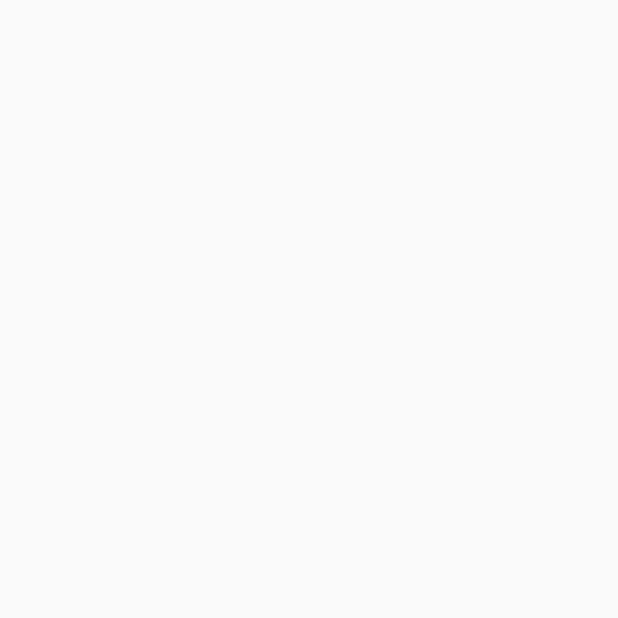
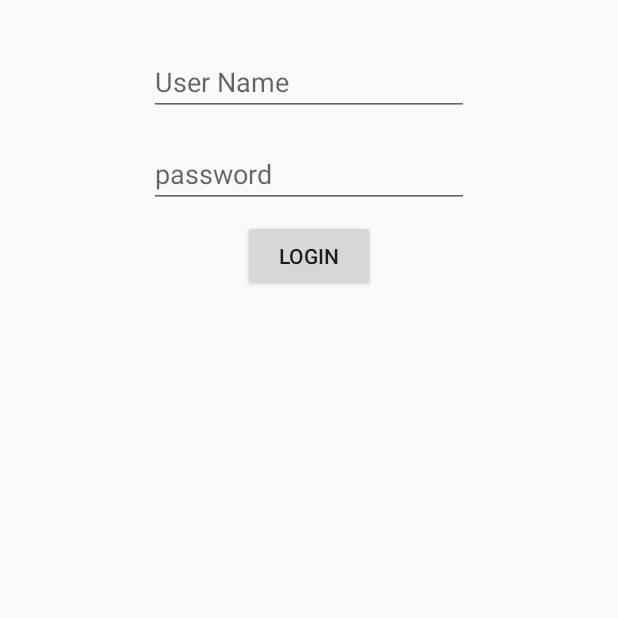
Before and after one commit to ptcmobilevnhub/PlaygroundKotlin, an Android app: the LoginScreenFragment screen opened through its navigation route, on a phone screen of 412 x 824 dp, the top half of it. Before the commit the part shown is empty. Run offline under Robolectric (Android 15) with nearby library versions, the phone set to English and light mode, and no system bars.

Commit message:
Login : add simple UI login

```diff
--- a/app/src/main/java/com/android/kotlin/example/ui/LoginScreenFragment.kt
+++ b/app/src/main/java/com/android/kotlin/example/ui/LoginScreenFragment.kt
@@ -2,7 +2,10 @@ package com.android.kotlin.example.ui
 
 import android.os.Bundle
 import android.view.View
+import android.widget.Toast
+import androidx.navigation.Navigation
 import com.android.kotlin.example.R
+import kotlinx.android.synthetic.main.login_screen_fragment.*
 
 /**
  * Created by Vinh.Tran on 8/3/18.
@@ -13,5 +16,19 @@ class LoginScreenFragment : BaseFragment() {
 
     override fun onViewCreated(view: View, savedInstanceState: Bundle?) {
         super.onViewCreated(view, savedInstanceState)
+
+        btn_go_to_login.setOnClickListener { button ->
+            val userName = edt_username.text.toString().trim()
+            val pwd = edt_password.text.toString().trim()
+
+            if(userName.equals("pyco", true) && pwd.equals("123")){
+                // go to home screen
+                Navigation.findNavController(button).navigate(R.id.homeScreenFragment)
+            } else {
+                // show error log
+                Toast.makeText(context, "Login failed!", Toast.LENGTH_SHORT).show()
+            }
+        }
+
     }
 }
--- a/app/src/main/java/com/android/kotlin/example/ui/SplashScreenFragment.kt
+++ b/app/src/main/java/com/android/kotlin/example/ui/SplashScreenFragment.kt
@@ -18,8 +18,7 @@ class SplashScreenFragment : BaseFragment() {
     override fun onViewCreated(view: View, savedInstanceState: Bundle?) {
         super.onViewCreated(view, savedInstanceState)
 
-        btn_login.setOnClickListener(Navigation.createNavigateOnClickListener(R.id.goToLogin))
-        btn_home.setOnClickListener(Navigation.createNavigateOnClickListener(R.id.goToHome))
+        btn_go_to_login.setOnClickListener(Navigation.createNavigateOnClickListener(R.id.loginScreenFragment))
     }
 
 }
--- a/app/src/main/res/layout/home_screen_fragment.xml
+++ b/app/src/main/res/layout/home_screen_fragment.xml
@@ -1,7 +1,7 @@
 <?xml version="1.0" encoding="utf-8"?>
-<android.support.design.widget.CoordinatorLayout
+<android.support.constraint.ConstraintLayout
     xmlns:android="http://schemas.android.com/apk/res/android"
     android:layout_width="match_parent"
     android:layout_height="match_parent">
 
-</android.support.design.widget.CoordinatorLayout>
+</android.support.constraint.ConstraintLayout>
--- a/app/src/main/res/layout/login_screen_fragment.xml
+++ b/app/src/main/res/layout/login_screen_fragment.xml
@@ -1,7 +1,50 @@
 <?xml version="1.0" encoding="utf-8"?>
-<android.support.design.widget.CoordinatorLayout
+<android.support.constraint.ConstraintLayout
     xmlns:android="http://schemas.android.com/apk/res/android"
+    xmlns:app="http://schemas.android.com/apk/res-auto"
     android:layout_width="match_parent"
     android:layout_height="match_parent">
 
-</android.support.design.widget.CoordinatorLayout>
+    <EditText
+        android:id="@+id/edt_username"
+        android:layout_width="wrap_content"
+        android:layout_height="wrap_content"
+        android:layout_marginStart="8dp"
+        android:layout_marginTop="32dp"
+        android:layout_marginEnd="8dp"
+        android:ems="10"
+        android:hint="User Name"
+        android:inputType="textPersonName"
+        android:text=""
+        app:layout_constraintEnd_toEndOf="parent"
+        app:layout_constraintStart_toStartOf="parent"
+        app:layout_constraintTop_toTopOf="parent"/>
+
+    <EditText
+        android:id="@+id/edt_password"
+        android:layout_width="wrap_content"
+        android:layout_height="wrap_content"
+        android:layout_marginStart="8dp"
+        android:layout_marginTop="16dp"
+        android:layout_marginEnd="8dp"
+        android:ems="10"
+        android:hint="password"
+        android:inputType="textPassword"
+        app:layout_constraintEnd_toEndOf="parent"
+        app:layout_constraintStart_toStartOf="parent"
+        app:layout_constraintTop_toBottomOf="@+id/edt_username"/>
+
+    <Button
+        android:id="@+id/btn_go_to_login"
+        android:layout_width="wrap_content"
+        android:layout_height="wrap_content"
+        android:layout_marginStart="8dp"
+        android:layout_marginTop="8dp"
+        android:layout_marginEnd="8dp"
+        android:text="Login"
+        app:layout_constraintEnd_toEndOf="parent"
+        app:layout_constraintStart_toStartOf="parent"
+        app:layout_constraintTop_toBottomOf="@+id/edt_password"/>
+
+
+</android.support.constraint.ConstraintLayout>
--- a/app/src/main/res/layout/splash_screen_fragment.xml
+++ b/app/src/main/res/layout/splash_screen_fragment.xml
@@ -26,16 +26,10 @@
         app:layout_constraintTop_toTopOf="parent"
     />
     <Button
-        android:id="@+id/btn_login"
+        android:id="@+id/btn_go_to_login"
         android:layout_width="wrap_content"
         android:layout_height="wrap_content" android:layout_marginTop="16dp"
         android:text="Go To Login" app:layout_constraintEnd_toEndOf="parent" app:layout_constraintStart_toStartOf="parent"
         app:layout_constraintTop_toBottomOf="@+id/textView"/>
-    <Button
-        android:id="@+id/btn_home"
-        android:layout_width="wrap_content"
-        android:layout_height="wrap_content"
-        android:layout_marginTop="16dp" android:text="GO TO HOME"
-        app:layout_constraintEnd_toEndOf="parent" app:layout_constraintStart_toStartOf="parent" app:layout_constraintTop_toBottomOf="@+id/btn_login"/>
 
 </android.support.constraint.ConstraintLayout>
--- a/app/src/main/res/navigation/nav_graph.xml
+++ b/app/src/main/res/navigation/nav_graph.xml
@@ -1,29 +1,39 @@
 <?xml version="1.0" encoding="utf-8"?>
 <navigation
-    android:id="@+id/nav_graph"
     xmlns:android="http://schemas.android.com/apk/res/android"
     xmlns:app="http://schemas.android.com/apk/res-auto"
     xmlns:tools="http://schemas.android.com/tools"
+    android:id="@+id/nav_graph"
     app:startDestination="@id/splashScreenFragment">
 
-    <fragment android:id="@+id/splashScreenFragment"
+    <fragment
+        android:id="@+id/splashScreenFragment"
         android:name="com.android.kotlin.example.ui.SplashScreenFragment"
         android:label="Splash Screen Fragment"
         tools:layout="@layout/splash_screen_fragment">
 
-        <action android:id="@+id/goToLogin" app:destination="@id/loginScreenFragment"
+        <action
+            android:id="@+id/goToLogin"
+            app:destination="@id/loginScreenFragment"
             app:enterAnim="@anim/slide_in_right"
             app:exitAnim="@anim/slide_out_left"
             app:popEnterAnim="@anim/slide_in_left"
             app:popExitAnim="@anim/slide_out_right"/>
 
-        <action android:id="@+id/goToHome" app:destination="@id/homeScreenFragment"/>
     </fragment>
 
-    <fragment android:id="@+id/loginScreenFragment" android:name="com.android.kotlin.example.ui.LoginScreenFragment"
-              android:label="LoginScreenFragment"/>
+    <fragment
+        android:id="@+id/loginScreenFragment"
+        android:name="com.android.kotlin.example.ui.LoginScreenFragment"
+        android:label="LoginScreenFragment">
+        <action
+            android:id="@+id/goToHome"
+            app:destination="@id/homeScreenFragment"/>
+    </fragment>
 
-    <fragment android:id="@+id/homeScreenFragment" android:name="com.android.kotlin.example.ui.HomeScreenFragment"
+    <fragment
+        android:id="@+id/homeScreenFragment"
+        android:name="com.android.kotlin.example.ui.HomeScreenFragment"
         android:label="HomeScreenFragment"/>
 
 </navigation>
--- a/build.gradle
+++ b/build.gradle
@@ -1,13 +1,13 @@
 // Top-level build file where you can add configuration options common to all sub-projects/modules.
 
 buildscript {
-    ext.kotlin_version = '1.2.30'
+    ext.kotlin_version = '1.2.50'
     repositories {
         google()
         jcenter()
     }
     dependencies {
-        classpath 'com.android.tools.build:gradle:3.1.3'
+        classpath 'com.android.tools.build:gradle:3.2.0-beta05'
         classpath "org.jetbrains.kotlin:kotlin-gradle-plugin:$kotlin_version"
 
         // NOTE: Do not place your application dependencies here; they belong
```
Also changed, not shown: gradle/wrapper/gradle-wrapper.properties, 1 other file. Lines whose indentation alone changed are shown as unchanged.
